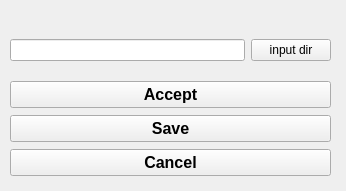
Before: the Qt Designer form framefab_gui/src/uis/path_input_config.ui in yijiangh/choreo, drawn with Qt 5.
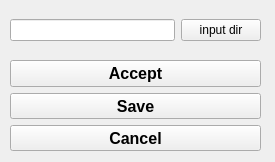
After: the same form once the commit is applied.

```diff
--- a/framefab_gui/src/uis/path_input_config.ui
+++ b/framefab_gui/src/uis/path_input_config.ui
@@ -6,8 +6,8 @@
    <rect>
     <x>0</x>
     <y>0</y>
-    <width>346</width>
-    <height>191</height>
+    <width>275</width>
+    <height>162</height>
    </rect>
   </property>
   <property name="windowTitle">
@@ -17,8 +17,8 @@
    <property name="geometry">
     <rect>
      <x>10</x>
-     <y>20</y>
-     <width>321</width>
+     <y>0</y>
+     <width>251</width>
      <height>61</height>
     </rect>
    </property>
@@ -39,9 +39,9 @@
    <property name="geometry">
     <rect>
      <x>10</x>
-     <y>80</y>
-     <width>321</width>
-     <height>98</height>
+     <y>60</y>
+     <width>251</width>
+     <height>91</height>
     </rect>
    </property>
    <layout class="QVBoxLayout" name="verticalLayout">
```
